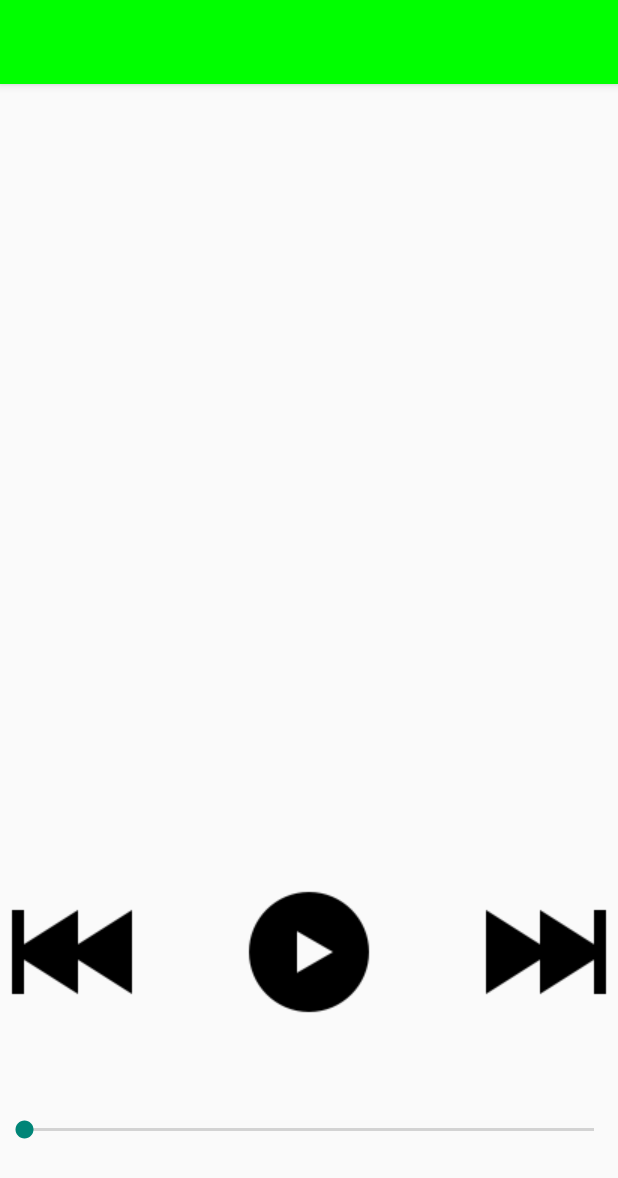
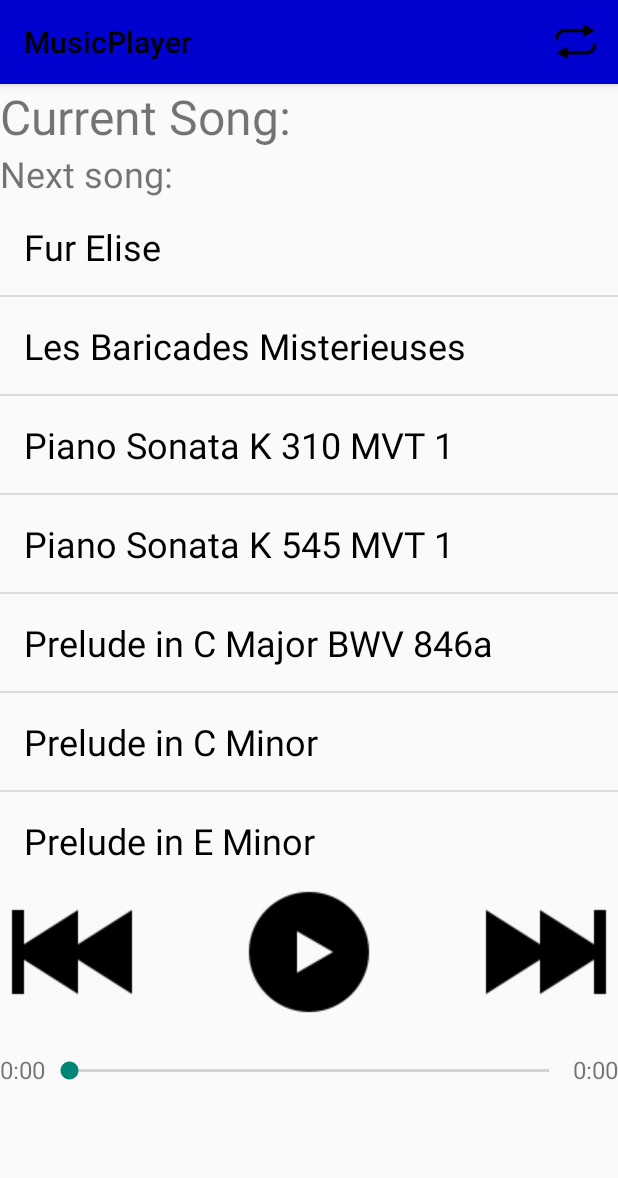
Before and after one commit to ksotengco/music-player, an Android app: the screen it shows after launch (MainActivity), on a phone screen of 412 x 824 dp. Shown: the top 1178 px of the screen. Run offline under Robolectric (Android 15) with nearby library versions, the phone set to English and light mode, and no system bars.

Commit message:
Completed main_layout, added List functionality

```diff
--- a/MusicPlayer/app/src/main/java/musicplayer/cs371m/musicplayer/MainActivity.java
+++ b/MusicPlayer/app/src/main/java/musicplayer/cs371m/musicplayer/MainActivity.java
@@ -2,17 +2,67 @@ package musicplayer.cs371m.musicplayer;
 
 import android.support.v7.app.AppCompatActivity;
 import android.os.Bundle;
+import android.support.v7.widget.Toolbar;
+import android.view.Menu;
+import android.view.MenuItem;
 import android.view.View;
+import android.widget.ListView;
 import android.widget.Toast;
 
+import java.util.ArrayList;
+import java.util.List;
+
 public class MainActivity extends AppCompatActivity {
+    static private ArrayList<Song> songList = new ArrayList<>();
+    private ListView listView;
+
+    static {
+        songList.add(new Song("Fur Elise", R.raw.fur_elise));
+        songList.add(new Song("Les Baricades Misterieuses", R.raw.les_baricades_misterieuses));
+        songList.add(new Song("Piano Sonata K 310 MVT 1", R.raw.piano_sonata_k_310_mvt_1));
+        songList.add(new Song("Piano Sonata K 545 MVT 1", R.raw.piano_sonata_k_545_mvt_1));
+        songList.add(new Song("Prelude in C Major BWV 846a", R.raw.prelude_in_c_major_bwv_846a));
+        songList.add(new Song("Prelude in C Minor", R.raw.prelude_in_c_minor));
+        songList.add(new Song("Prelude in E Minor", R.raw.prelude_in_e_minor));
+        songList.add(new Song("Rondo from Piano Sonata No. 58", R.raw.rondo_from_piano_sonata_no_58));
+        songList.add(new Song("Sonata in G Minor MVT 1", R.raw.sonata_in_g_minor_mvt_1));
+        songList.add(new Song("The Entertainer Rag", R.raw.the_entertainer_rag));
+    }
 
     @Override
     protected void onCreate(Bundle savedInstanceState) {
         super.onCreate(savedInstanceState);
         setContentView(R.layout.activity_main);
+
+        Toolbar toolbar = (Toolbar) findViewById(R.id.toolbar);
+        setSupportActionBar(toolbar);
+
+        listView = (ListView) findViewById(R.id.song_list);
+
+        final SongAdapter adapter = new SongAdapter(getApplicationContext());
+        adapter.addAll(songList);
+
+        listView.setAdapter(adapter);
     }
 
+    // Taken from Demo repo code
+    @Override
+    public boolean onCreateOptionsMenu(Menu menu) {
+        // Inflate the menu; this adds items to the action bar if it is present.
+        getMenuInflater().inflate(R.menu.main_menu, menu);
+        return true;
+    }
+
+    @Override
+    public boolean onOptionsItemSelected(MenuItem item) {
+        int id = item.getItemId();
+
+        if (id == R.id.settings) {
+            // TODO: add settings intent
+        }
+
+        return super.onOptionsItemSelected(item);
+    }
 
     public void testClick(View view) {
         Toast.makeText(this, "lets go", Toast.LENGTH_SHORT).show();
--- /dev/null
+++ b/MusicPlayer/app/src/main/java/musicplayer/cs371m/musicplayer/Song.java
@@ -0,0 +1,13 @@
+package musicplayer.cs371m.musicplayer;
+
+public class Song {
+    private String songTitle;
+    private int songID;
+
+    public Song (String title, int id) {
+        songTitle = title;
+        songID = id;
+    }
+
+    String getSongTitle() { return songTitle; }
+}
--- /dev/null
+++ b/MusicPlayer/app/src/main/java/musicplayer/cs371m/musicplayer/SongAdapter.java
@@ -0,0 +1,36 @@
+package musicplayer.cs371m.musicplayer;
+
+import android.content.Context;
+import android.support.annotation.NonNull;
+import android.support.annotation.Nullable;
+import android.view.LayoutInflater;
+import android.view.View;
+import android.view.ViewGroup;
+import android.widget.ArrayAdapter;
+import android.widget.TextView;
+
+import org.w3c.dom.Text;
+
+import java.util.zip.Inflater;
+
+public class SongAdapter extends ArrayAdapter<Song>{
+    private LayoutInflater theInflater = null;
+
+    public SongAdapter (Context context) {
+        super(context, R.layout.row);
+        theInflater = LayoutInflater.from(getContext());
+    }
+
+    @Override
+    public View getView(int position, View convertView, ViewGroup parent) {
+        if (convertView == null) {
+            convertView = theInflater.inflate(R.layout.row, parent, false);
+        }
+
+        TextView songName = (TextView) convertView.findViewById(R.id.row_text);
+        Song song = (Song) getItem(position);
+        songName.setText(song.getSongTitle());
+
+        return convertView;
+    }
+}
--- a/MusicPlayer/app/src/main/res/layout/activity_main.xml
+++ b/MusicPlayer/app/src/main/res/layout/activity_main.xml
@@ -14,9 +14,10 @@
 
         <android.support.v7.widget.Toolbar
             android:id="@+id/toolbar"
+            app:titleTextColor="#000000"
             android:layout_width="match_parent"
             android:layout_height="?attr/actionBarSize"
-            android:background="#00FF00"
+            android:background="#0000CF"
             android:elevation="4dp"
             android:theme="@style/ThemeOverlay.AppCompat.ActionBar"
             app:popupTheme="@style/ThemeOverlay.AppCompat.Light"/>
@@ -29,6 +30,28 @@
         android:layout_weight="1"
         android:orientation="vertical">
 
+        <TextView
+            android:id="@+id/current_song_text"
+            android:layout_width="wrap_content"
+            android:layout_height="wrap_content"
+            android:textSize="32dp"
+            android:text="Current Song: "/>
+
+        <TextView
+            android:id="@+id/next_song_text"
+            android:layout_width="wrap_content"
+            android:layout_height="wrap_content"
+            android:layout_below="@+id/current_song_text"
+            android:textSize="24sp"
+            android:text="Next song: "/>
+
+        <ListView
+            android:id="@+id/song_list"
+            android:layout_width="match_parent"
+            android:layout_height="match_parent"
+            android:layout_alignParentEnd="true"
+            android:layout_centerVertical="true"
+            android:layout_below="@id/next_song_text"/>
     </RelativeLayout>
 
     <RelativeLayout
@@ -62,10 +85,37 @@
             app:srcCompat="@drawable/skip_button"
             android:onClick="testClick"/>
 
+        <TextView
+            android:id="@+id/helper_text"
+            android:layout_width="match_parent"
+            android:layout_height="wrap_content"
+            android:text="AAAAAAAAAAAAAAAAAAAAAAAA"
+            android:visibility="invisible"
+            android:layout_below="@+id/play_button"/>
+        <TextView
+            android:id="@+id/time_passed"
+            android:layout_width="wrap_content"
+            android:layout_height="wrap_content"
+            android:text="0:00"
+            android:textSize="16dp"
+            android:layout_below="@id/helper_text"/>
+
         <SeekBar
-            android:layout_width="match_parent"
-            android:layout_height="match_parent"
-            android:layout_below="@id/play_button"/>
+            android:id="@+id/seekbar"
+            android:layout_width="wrap_content"
+            android:layout_height="24dp"
+            android:layout_below="@id/helper_text"
+            android:layout_toEndOf="@id/time_passed"
+            android:layout_toStartOf="@id/time_left" />
+
+        <TextView
+            android:id="@+id/time_left"
+            android:layout_width="wrap_content"
+            android:layout_height="wrap_content"
+            android:text="0:00"
+            android:textSize="16dp"
+            android:layout_below="@id/helper_text"
+            android:layout_alignParentEnd="true"/>
 
     </RelativeLayout>
 
--- /dev/null
+++ b/MusicPlayer/app/src/main/res/layout/row.xml
@@ -0,0 +1,13 @@
+<?xml version="1.0" encoding="utf-8"?>
+<LinearLayout xmlns:android="http://schemas.android.com/apk/res/android"
+    android:layout_width="match_parent"
+    android:layout_height="match_parent">
+
+    <TextView
+        android:id="@+id/row_text"
+        android:layout_width="wrap_content"
+        android:layout_height="wrap_content"
+        android:textSize="24sp"
+        android:padding="16dp"
+        android:textColor="#000000"/>
+</LinearLayout>
--- /dev/null
+++ b/MusicPlayer/app/src/main/res/layout/settings_layout.xml
@@ -0,0 +1,22 @@
+<?xml version="1.0" encoding="utf-8"?>
+<android.support.constraint.ConstraintLayout
+    xmlns:android="http://schemas.android.com/apk/res/android"
+    xmlns:app="http://schemas.android.com/apk/res-auto"
+    xmlns:tools="http://schemas.android.com/tools"
+    android:layout_width="match_parent"
+    android:layout_height="match_parent">
+
+    <ImageButton
+        android:id="@+id/loop_button"
+        android:layout_width="wrap_content"
+        android:layout_height="wrap_content"
+        android:layout_marginBottom="8dp"
+        android:layout_marginEnd="8dp"
+        android:layout_marginStart="8dp"
+        android:layout_marginTop="8dp"
+        app:layout_constraintBottom_toBottomOf="parent"
+        app:layout_constraintEnd_toEndOf="parent"
+        app:layout_constraintStart_toStartOf="parent"
+        app:layout_constraintTop_toTopOf="parent"
+        app:srcCompat="@drawable/loop" />
+</android.support.constraint.ConstraintLayout>
--- /dev/null
+++ b/MusicPlayer/app/src/main/res/menu/main_menu.xml
@@ -0,0 +1,10 @@
+<?xml version="1.0" encoding="utf-8"?>
+<menu xmlns:android="http://schemas.android.com/apk/res/android"
+    xmlns:app="http://schemas.android.com/apk/res-auto">
+    <item android:id="@+id/settings"
+        android:title="Settings"
+        android:orderInCategory="99"
+        app:showAsAction="always"
+        android:icon="@drawable/loop"
+        />
+</menu>
```
Also changed, not shown: MusicPlayer/app/src/main/res/drawable/loop.png (added), MusicPlayer/app/src/main/res/drawable/pause_button.png (added), 10 other files.
